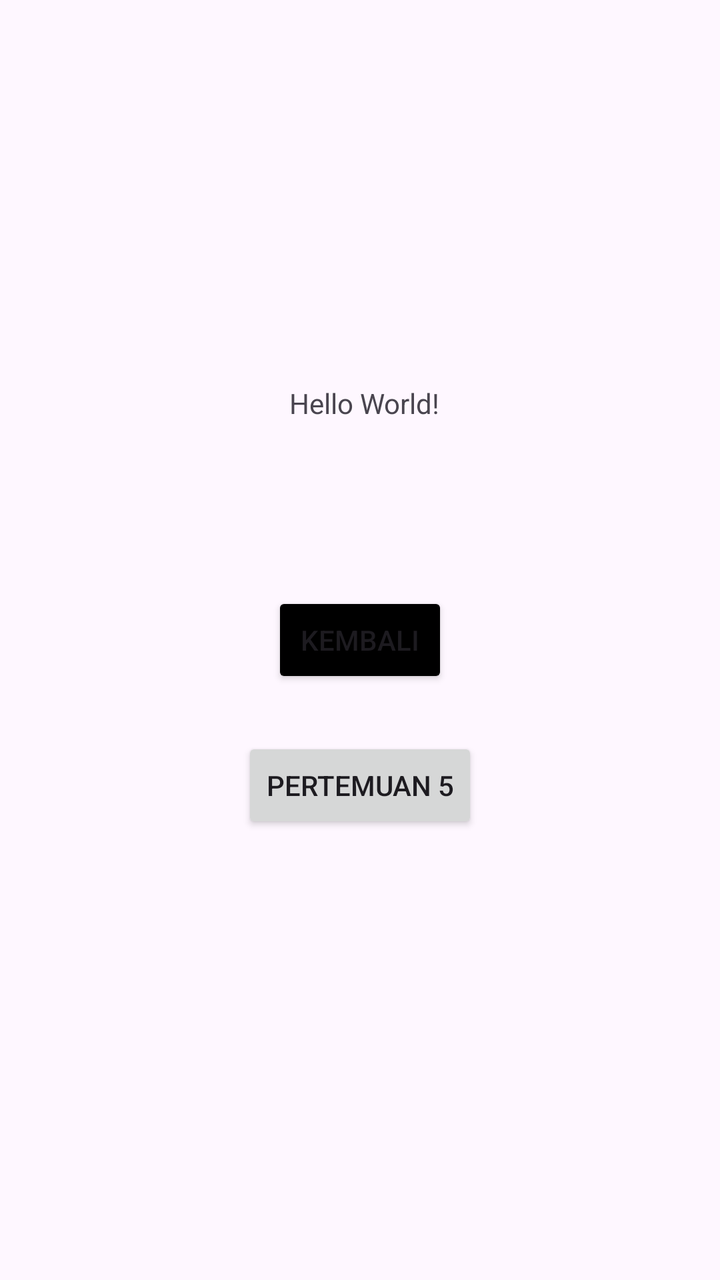
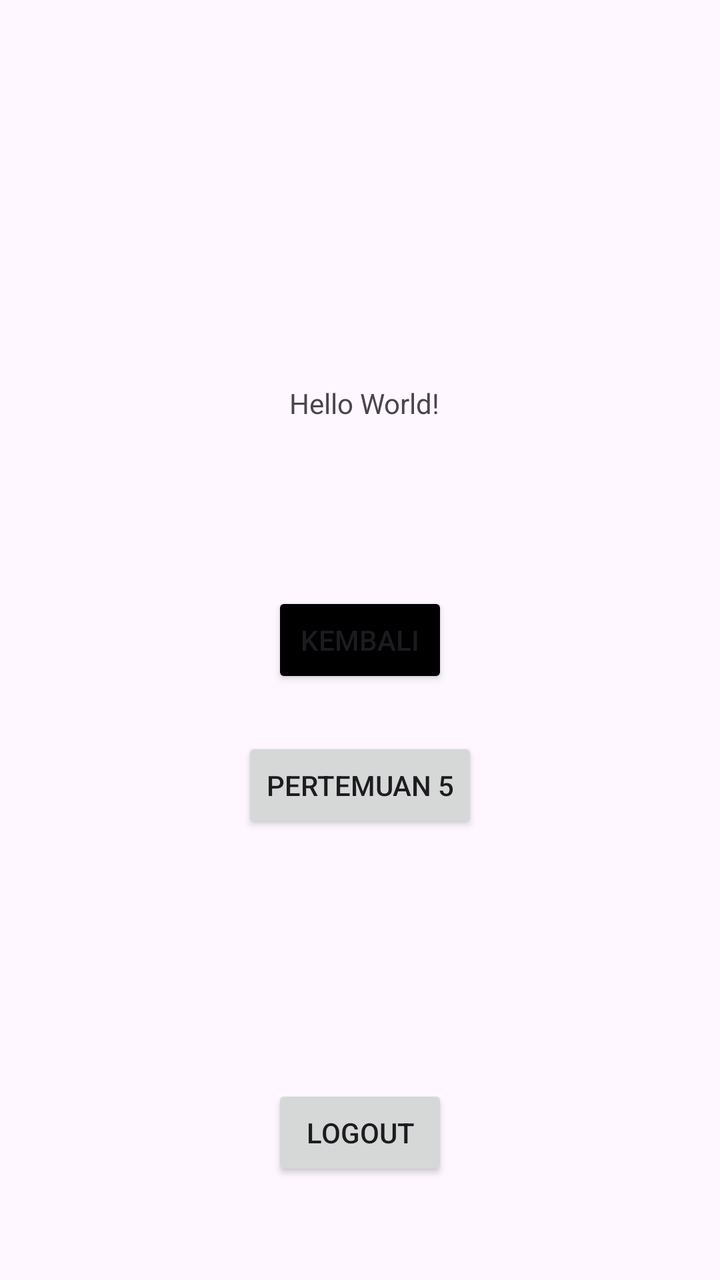

An Android layout rendered at two revisions. The XML below is the earlier revision; the diff shows what the commit changed to produce the second picture.
<!-- AndroidManifest.xml: application theme Theme.Mars_nayna -->
<!-- res/layout/activity_main.xml -->
<?xml version="1.0" encoding="utf-8"?>
<androidx.constraintlayout.widget.ConstraintLayout xmlns:android="http://schemas.android.com/apk/res/android"
    xmlns:app="http://schemas.android.com/apk/res-auto"
    xmlns:tools="http://schemas.android.com/tools"
    android:id="@+id/main"
    android:layout_width="match_parent"
    android:layout_height="match_parent"
    tools:context=".MainActivity">

    <TextView
        android:layout_width="wrap_content"
        android:layout_height="wrap_content"
        android:layout_marginTop="192dp"
        android:text="Hello World!"
        app:layout_constraintEnd_toEndOf="parent"
        app:layout_constraintHorizontal_bias="0.508"
        app:layout_constraintStart_toStartOf="parent"
        app:layout_constraintTop_toTopOf="parent" />

    <Button
        android:id="@+id/btnToFourth"
        android:layout_width="wrap_content"
        android:layout_height="wrap_content"
        android:text="Kembali"
        app:layout_constraintBottom_toBottomOf="parent"
        app:layout_constraintEnd_toEndOf="parent"
        android:backgroundTint="@color/black"
        app:layout_constraintStart_toStartOf="parent"
        app:layout_constraintTop_toTopOf="parent" />

    <Button
        android:id="@+id/btnToFifth"
        android:layout_width="wrap_content"
        android:layout_height="wrap_content"
        android:text="Pertemuan 5"
        app:layout_constraintBottom_toBottomOf="parent"
        app:layout_constraintEnd_toEndOf="parent"
        app:layout_constraintStart_toStartOf="parent"

        app:layout_constraintTop_toTopOf="parent"
        app:layout_constraintVertical_bias="0.623" />

</androidx.constraintlayout.widget.ConstraintLayout>
<!-- resources referenced by this layout -->
<resources>
  <color name="black">#FF000000</color>
  <style name="Theme.Mars_nayna" parent="Base.Theme.Mars_nayna" />
  <style name="Base.Theme.Mars_nayna" parent="Theme.Material3.DayNight.NoActionBar">
          
          
      </style>
</resources>

<!-- the commit's change to res/layout/activity_main.xml (unified diff, before → after) -->
@@ -40,4 +40,16 @@
         app:layout_constraintTop_toTopOf="parent"
         app:layout_constraintVertical_bias="0.623" />
 
+    <Button
+        android:id="@+id/btnLogout"
+        android:layout_width="wrap_content"
+        android:layout_height="wrap_content"
+        android:text="Logout"
+        app:layout_constraintBottom_toBottomOf="parent"
+        app:layout_constraintEnd_toEndOf="parent"
+        app:layout_constraintStart_toStartOf="parent"
+        app:layout_constraintTop_toTopOf="parent"
+        app:layout_constraintVertical_bias="0.916" />
+
+
 </androidx.constraintlayout.widget.ConstraintLayout>
